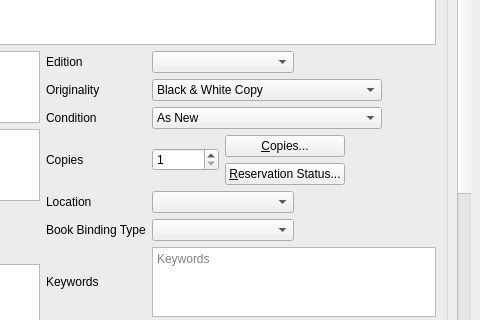
Qt form UI/biblioteq_bookinfo.ui (textbrowser/biblioteq) before a commit; both pictures show x 620 to 1100 and y 100 to 420 of the 1100 by 600 pixel window.
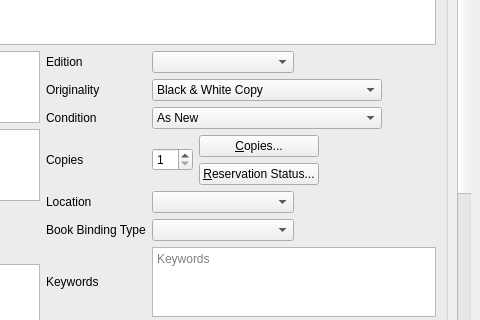
The same form after that commit. Icons and pictures are not drawn. Custom widgets are drawn as their Qt base class.

Diff of the .ui file:
```diff
--- a/UI/biblioteq_bookinfo.ui
+++ b/UI/biblioteq_bookinfo.ui
@@ -34,7 +34,7 @@
        <property name="geometry">
         <rect>
          <x>0</x>
-         <y>-657</y>
+         <y>0</y>
          <width>1067</width>
          <height>1221</height>
         </rect>
@@ -682,9 +682,6 @@
                        <property name="minimum">
                         <number>1</number>
                        </property>
-                       <property name="maximum">
-                        <number>999999999</number>
-                       </property>
                        <property name="value">
                         <number>1</number>
                        </property>
```
